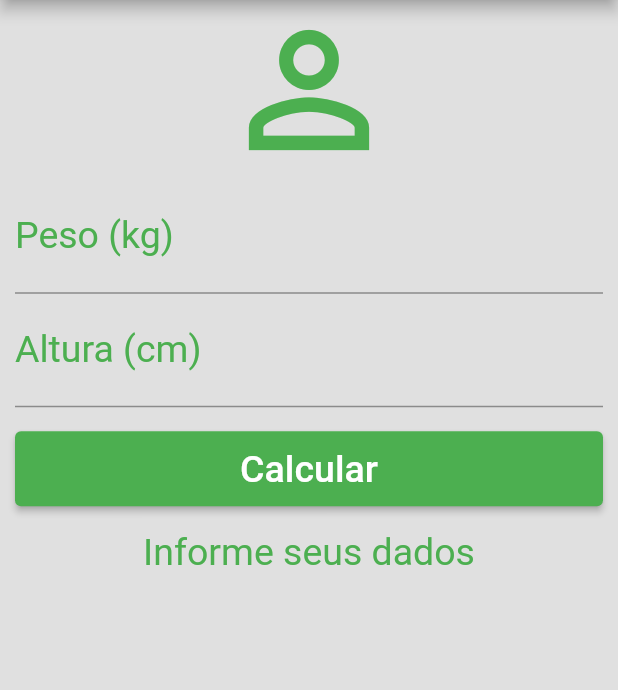
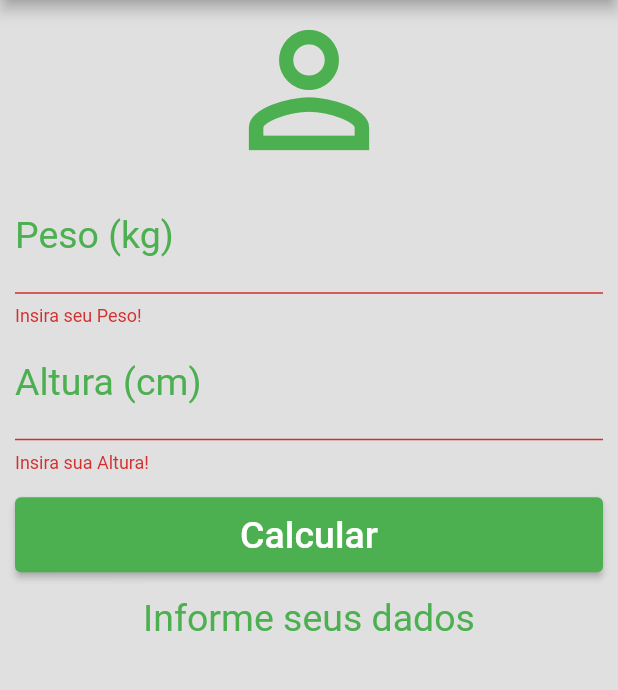
Before and after one commit to vinifoga/calculadoraIMC, a Flutter app: the screen it shows after launch, after a tap on "Calcular", on a phone screen of 412 x 824 dp, the part 84-774 px from its top. Run offline on Flutter 3.47's test engine with Material 2 defaults, Android fonts, the phone set to English and light mode, and no system bars.

Commit message:
App finished

```diff
--- a/lib/main.dart
+++ b/lib/main.dart
@@ -17,6 +17,7 @@ class Home extends StatefulWidget {
 class _HomeState extends State<Home> {
   TextEditingController weightController = TextEditingController();
   TextEditingController heightController = TextEditingController();
+  GlobalKey<FormState> _formKey = GlobalKey<FormState>();
   String _infoText = "Informe seus dados";
 
   void _resetFields() {
@@ -24,6 +25,7 @@ class _HomeState extends State<Home> {
     heightController.text = "";
     setState(() {
       _infoText = "Informe seus dados";
+      _formKey = GlobalKey<FormState>();
     });
   }
 
@@ -67,6 +69,8 @@ class _HomeState extends State<Home> {
       backgroundColor: const Color(0xffe0e0e0),
       body: SingleChildScrollView(
         padding: EdgeInsets.fromLTRB(10.0, 0.0, 10.0, 0.0),
+        child: Form(
+          key: _formKey,
           child: Column(
             crossAxisAlignment: CrossAxisAlignment.stretch,
             children: [
@@ -75,7 +79,7 @@ class _HomeState extends State<Home> {
                 size: 120,
                 color: Colors.green,
               ),
-            TextField(
+              TextFormField(
                 keyboardType: TextInputType.number,
                 decoration: InputDecoration(
                   labelText: "Peso (kg)",
@@ -84,8 +88,13 @@ class _HomeState extends State<Home> {
                 textAlign: TextAlign.center,
                 style: TextStyle(color: Colors.green, fontSize: 25.0),
                 controller: weightController,
+                validator: (value)  {
+                  if(value!.isEmpty){
+                    return "Insira seu Peso!";
+                  }
+                },
               ),
-            TextField(
+              TextFormField(
                 keyboardType: TextInputType.number,
                 decoration: InputDecoration(
                   labelText: "Altura (cm)",
@@ -94,13 +103,22 @@ class _HomeState extends State<Home> {
                 textAlign: TextAlign.center,
                 style: TextStyle(color: Colors.green, fontSize: 25.0),
                 controller: heightController,
+                validator: (value)  {
+                  if(value!.isEmpty){
+                    return "Insira sua Altura!";
+                  }
+                },
               ),
               Padding(
                 padding: const EdgeInsets.only(top: 16.0, bottom: 16.0),
                 child: Container(
                   height: 50.0,
                   child: ElevatedButton(
-                  onPressed: () => _calculate(),
+                    onPressed: () {
+                      if(_formKey.currentState!.validate()){
+                        _calculate();
+                      }
+                    },
                     child: const Text(
                       "Calcular",
                       style: TextStyle(
@@ -125,6 +143,7 @@ class _HomeState extends State<Home> {
             ],
           ),
         ),
+      ),
     );
   }
 }
```
Lines whose indentation alone changed are shown as unchanged.
